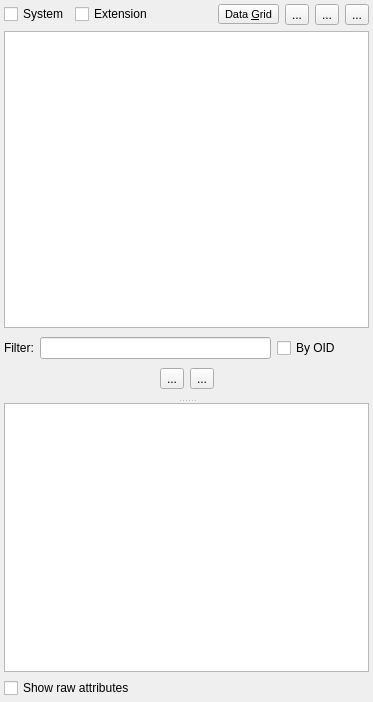
This is libpgmodeler_ui/ui/databaseexplorerwidget.ui in pgmodeler/pgmodeler as Qt 5 draws it before an edit. The edited form follows.
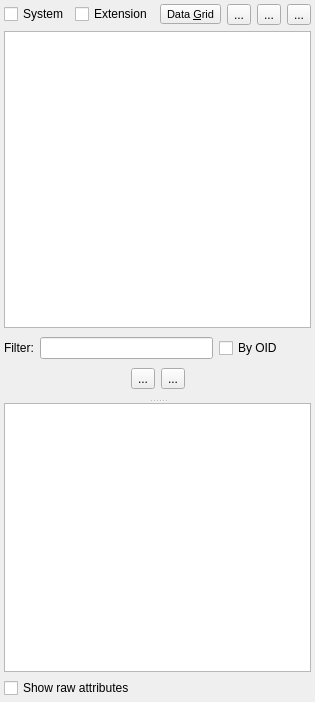
This is the edited form. Icons and pictures are not drawn.

The edit to the form file:
```diff
--- a/libpgmodeler_ui/ui/databaseexplorerwidget.ui
+++ b/libpgmodeler_ui/ui/databaseexplorerwidget.ui
@@ -6,7 +6,7 @@
    <rect>
     <x>0</x>
     <y>0</y>
-    <width>373</width>
+    <width>315</width>
     <height>702</height>
    </rect>
   </property>
@@ -259,13 +259,21 @@
           <bool>true</bool>
          </property>
          <property name="columnCount">
-          <number>1</number>
+          <number>2</number>
          </property>
+         <attribute name="headerStretchLastSection">
+          <bool>true</bool>
+         </attribute>
          <column>
           <property name="text">
            <string notr="true">1</string>
           </property>
          </column>
+         <column>
+          <property name="text">
+           <string notr="true">2</string>
+          </property>
+         </column>
         </widget>
        </item>
        <item>
```
